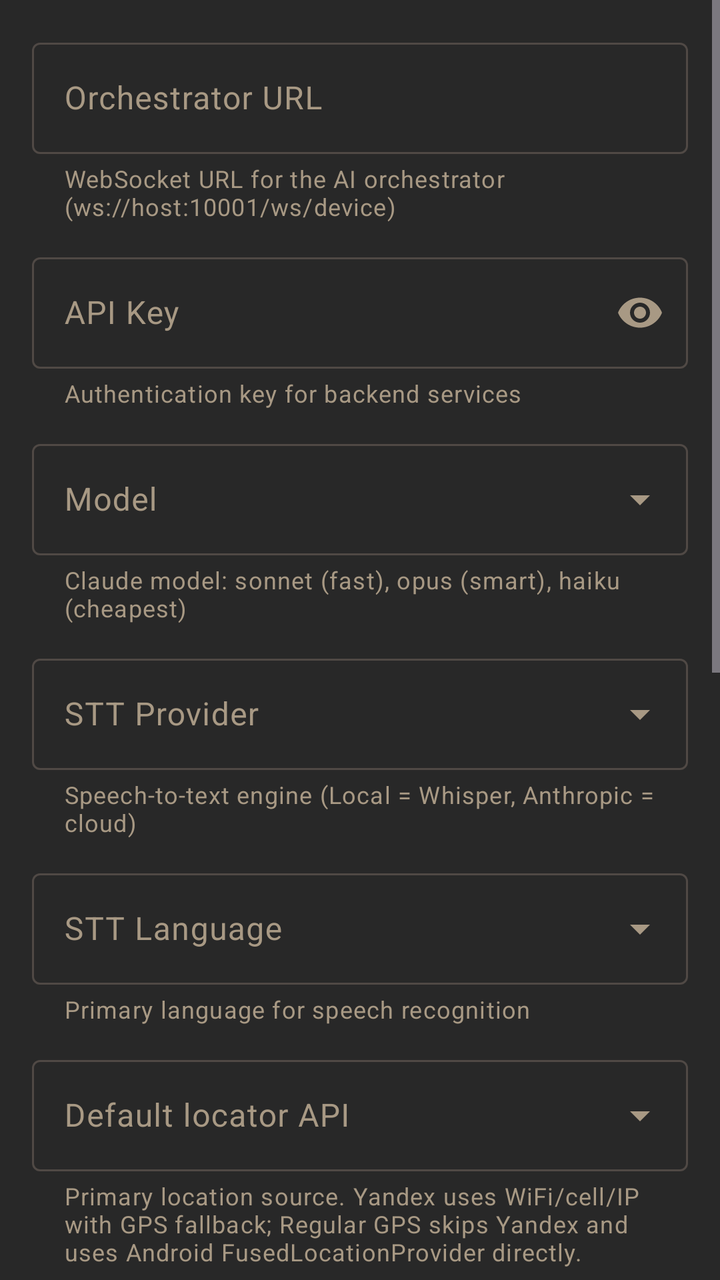
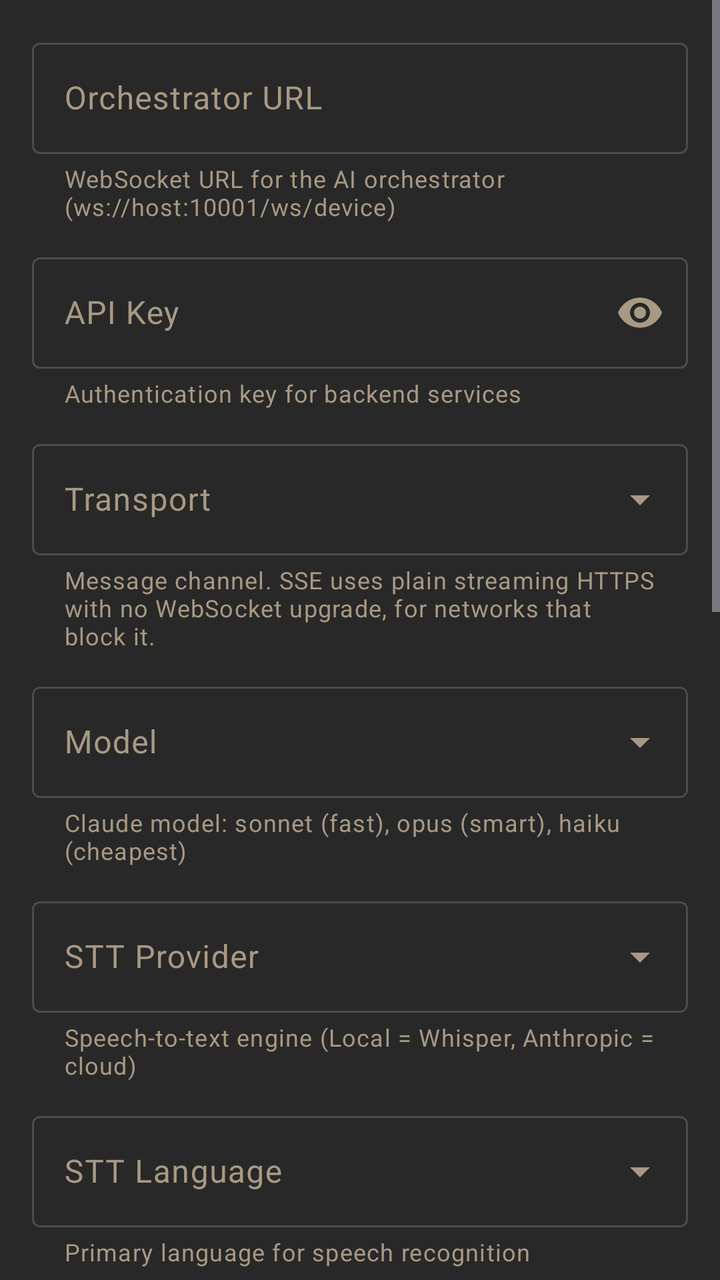

Before-and-after screenshots of an Android layout around one commit, followed by the original layout XML and the change that was made.
<!-- AndroidManifest.xml: application theme Theme.Listener -->
<!-- res/layout/fragment_config_server.xml -->
<?xml version="1.0" encoding="utf-8"?>
<ScrollView xmlns:android="http://schemas.android.com/apk/res/android"
    xmlns:app="http://schemas.android.com/apk/res-auto"
    android:layout_width="match_parent"
    android:layout_height="match_parent"
    android:fillViewport="true">

    <LinearLayout
        android:layout_width="match_parent"
        android:layout_height="wrap_content"
        android:orientation="vertical"
        android:padding="16dp">

        <com.google.android.material.textfield.TextInputLayout
            android:layout_width="match_parent"
            android:layout_height="wrap_content"
            android:layout_marginBottom="12dp"
            app:helperText="WebSocket URL for the AI orchestrator (ws://host:10001/ws/device)"
            style="@style/Widget.Material3.TextInputLayout.OutlinedBox">

            <com.google.android.material.textfield.TextInputEditText
                android:id="@+id/editOrchestratorUrl"
                android:layout_width="match_parent"
                android:layout_height="wrap_content"
                android:hint="@string/hint_orchestrator_url"
                android:inputType="textUri"
                android:singleLine="true" />

        </com.google.android.material.textfield.TextInputLayout>

        <com.google.android.material.textfield.TextInputLayout
            android:layout_width="match_parent"
            android:layout_height="wrap_content"
            android:layout_marginBottom="12dp"
            app:helperText="Authentication key for backend services"
            style="@style/Widget.Material3.TextInputLayout.OutlinedBox"
            app:endIconMode="password_toggle">

            <com.google.android.material.textfield.TextInputEditText
                android:id="@+id/editApiKey"
                android:layout_width="match_parent"
                android:layout_height="wrap_content"
                android:hint="@string/hint_api_key"
                android:inputType="textPassword"
                android:singleLine="true" />

        </com.google.android.material.textfield.TextInputLayout>

        <com.google.android.material.textfield.TextInputLayout
            android:id="@+id/modelDropdownLayout"
            android:layout_width="match_parent"
            android:layout_height="wrap_content"
            android:layout_marginBottom="12dp"
            app:helperText="Claude model: sonnet (fast), opus (smart), haiku (cheapest)"
            style="@style/Widget.Material3.TextInputLayout.OutlinedBox.ExposedDropdownMenu">

            <AutoCompleteTextView
                android:id="@+id/dropdownModel"
                android:layout_width="match_parent"
                android:layout_height="wrap_content"
                android:hint="Model"
                android:inputType="none" />

        </com.google.android.material.textfield.TextInputLayout>

        <com.google.android.material.textfield.TextInputLayout
            android:layout_width="match_parent"
            android:layout_height="wrap_content"
            android:layout_marginBottom="12dp"
            app:helperText="Speech-to-text engine (Local = Whisper, Anthropic = cloud)"
            style="@style/Widget.Material3.TextInputLayout.OutlinedBox.ExposedDropdownMenu">

            <AutoCompleteTextView
                android:id="@+id/dropdownSttProvider"
                android:layout_width="match_parent"
                android:layout_height="wrap_content"
                android:hint="STT Provider"
                android:inputType="none" />

        </com.google.android.material.textfield.TextInputLayout>

        <com.google.android.material.textfield.TextInputLayout
            android:layout_width="match_parent"
            android:layout_height="wrap_content"
            android:layout_marginBottom="12dp"
            app:helperText="Primary language for speech recognition"
            style="@style/Widget.Material3.TextInputLayout.OutlinedBox.ExposedDropdownMenu">

            <AutoCompleteTextView
                android:id="@+id/dropdownSttLanguage"
                android:layout_width="match_parent"
                android:layout_height="wrap_content"
                android:hint="STT Language"
                android:inputType="none" />

        </com.google.android.material.textfield.TextInputLayout>

        <com.google.android.material.textfield.TextInputLayout
            android:layout_width="match_parent"
            android:layout_height="wrap_content"
            android:layout_marginBottom="12dp"
            app:helperText="Primary location source. Yandex uses WiFi/cell/IP with GPS fallback; Regular GPS skips Yandex and uses Android FusedLocationProvider directly."
            style="@style/Widget.Material3.TextInputLayout.OutlinedBox.ExposedDropdownMenu">

            <AutoCompleteTextView
                android:id="@+id/dropdownLocatorApi"
                android:layout_width="match_parent"
                android:layout_height="wrap_content"
                android:hint="Default locator API"
                android:inputType="none" />

        </com.google.android.material.textfield.TextInputLayout>

        <com.google.android.material.textfield.TextInputLayout
            android:layout_width="match_parent"
            android:layout_height="wrap_content"
            android:layout_marginBottom="12dp"
            app:helperText="Navigation map provider (routing, geocoding, minimap). Applied only when no journey is active."
            style="@style/Widget.Material3.TextInputLayout.OutlinedBox.ExposedDropdownMenu">

            <AutoCompleteTextView
                android:id="@+id/dropdownMapProvider"
                android:layout_width="match_parent"
                android:layout_height="wrap_content"
                android:hint="@string/config_map_provider_hint"
                android:inputType="none" />

        </com.google.android.material.textfield.TextInputLayout>

        <androidx.appcompat.widget.SwitchCompat
            android:id="@+id/switchPhoneAiTrigger"
            android:layout_width="match_parent"
            android:layout_height="wrap_content"
            android:layout_marginBottom="16dp"
            android:text="Trigger AI on this phone"
            android:checked="false" />

        <com.google.android.material.button.MaterialButton
            android:id="@+id/btnSystemPrompt"
            android:layout_width="match_parent"
            android:layout_height="wrap_content"
            android:layout_marginBottom="24dp"
            android:text="System Prompt"
            style="@style/Widget.Material3.Button.TonalButton" />

        <com.google.android.material.button.MaterialButton
            android:id="@+id/btnToggle"
            android:layout_width="match_parent"
            android:layout_height="wrap_content"
            android:layout_marginBottom="24dp"
            android:text="@string/btn_start"
            android:textSize="16sp" />

        <LinearLayout
            android:id="@+id/statusPanel"
            android:layout_width="match_parent"
            android:layout_height="wrap_content"
            android:orientation="vertical"
            android:padding="16dp"
            android:background="@color/gbx_bg1"
            android:visibility="gone" />


        <LinearLayout
            android:layout_width="match_parent"
            android:layout_height="wrap_content"
            android:orientation="horizontal"
            android:layout_marginTop="24dp">

            <com.google.android.material.button.MaterialButton
                android:id="@+id/btnViewFileSyncLogs"
                android:layout_width="0dp"
                android:layout_height="wrap_content"
                android:layout_weight="1"
                android:text="File Sync Logs"
                style="@style/Widget.Material3.Button.TonalButton" />

            <com.google.android.material.button.MaterialButton
                android:id="@+id/btnShareFileSyncLogs"
                android:layout_width="48dp"
                android:layout_height="wrap_content"
                android:layout_marginStart="8dp"
                app:icon="@drawable/ic_share"
                style="@style/Widget.Material3.Button.TonalButton.Icon" />

        </LinearLayout>

        <LinearLayout
            android:layout_width="match_parent"
            android:layout_height="wrap_content"
            android:orientation="horizontal"
            android:layout_marginTop="8dp">

            <com.google.android.material.button.MaterialButton
                android:id="@+id/btnViewVoiceLogs"
                android:layout_width="0dp"
                android:layout_height="wrap_content"
                android:layout_weight="1"
                android:text="Voice Input Logs"
                style="@style/Widget.Material3.Button.TonalButton" />

            <com.google.android.material.button.MaterialButton
                android:id="@+id/btnShareVoiceLogs"
                android:layout_width="48dp"
                android:layout_height="wrap_content"
                android:layout_marginStart="8dp"
                app:icon="@drawable/ic_share"
                style="@style/Widget.Material3.Button.TonalButton.Icon" />

        </LinearLayout>

        <LinearLayout
            android:layout_width="match_parent"
            android:layout_height="wrap_content"
            android:orientation="horizontal"
            android:layout_marginTop="8dp">

            <com.google.android.material.button.MaterialButton
                android:id="@+id/btnViewAllLogs"
                android:layout_width="0dp"
                android:layout_height="wrap_content"
                android:layout_weight="1"
                android:text="All Logs"
                style="@style/Widget.Material3.Button.TonalButton" />

            <com.google.android.material.button.MaterialButton
                android:id="@+id/btnShareAllLogs"
                android:layout_width="48dp"
                android:layout_height="wrap_content"
                android:layout_marginStart="8dp"
                app:icon="@drawable/ic_share"
                style="@style/Widget.Material3.Button.TonalButton.Icon" />

        </LinearLayout>

        <com.google.android.material.button.MaterialButton
            android:id="@+id/btnBatterySettings"
            android:layout_width="match_parent"
            android:layout_height="wrap_content"
            android:layout_marginTop="8dp"
            android:text="Battery Settings"
            style="@style/Widget.Material3.Button.TonalButton" />

    </LinearLayout>

</ScrollView>
<!-- resources referenced by this layout -->
<resources>
  <color name="gbx_bg1">#FF3c3836</color>
  <!-- drawable ic_share (drawable) -->
  <vector xmlns:android="http://schemas.android.com/apk/res/android"
      android:width="24dp"
      android:height="24dp"
      android:viewportWidth="24"
      android:viewportHeight="24"
      android:tint="?attr/colorControlNormal">
      <path
          android:fillColor="@android:color/white"
          android:pathData="M18,16.08c-0.76,0 -1.44,0.3 -1.96,0.77L8.91,12.7c0.05,-0.23 0.09,-0.46 0.09,-0.7s-0.04,-0.47 -0.09,-0.7l7.05,-4.11c0.54,0.5 1.25,0.81 2.04,0.81 1.66,0 3,-1.34 3,-3s-1.34,-3 -3,-3 -3,1.34 -3,3c0,0.24 0.04,0.47 0.09,0.7L8.04,9.81C7.5,9.31 6.79,9 6,9c-1.66,0 -3,1.34 -3,3s1.34,3 3,3c0.79,0 1.5,-0.31 2.04,-0.81l7.12,4.16c-0.05,0.21 -0.08,0.43 -0.08,0.65 0,1.61 1.31,2.92 2.92,2.92 1.61,0 2.92,-1.31 2.92,-2.92s-1.31,-2.92 -2.92,-2.92z" />
  </vector>
  <string name="btn_start">Start Service</string>
  <string name="config_map_provider_hint">Map provider</string>
  <string name="hint_api_key">API Key</string>
  <string name="hint_orchestrator_url">Orchestrator URL</string>
  <color name="gbx_orange">#FFfe8019</color>
  <color name="gbx_bg">#FF282828</color>
  <color name="gbx_bg2">#FF504945</color>
  <color name="gbx_yellow">#FFd79921</color>
  <color name="gbx_fg">#FFebdbb2</color>
  <color name="gbx_gray">#FFa89984</color>
  <color name="gbx_red">#FFcc241d</color>
  <color name="gbx_bg0_hard">#FF1d2021</color>
  <color name="gbx_purple">#FFb16286</color>
  <style name="ThemeOverlay.App.MaterialAlertDialog" parent="ThemeOverlay.Material3.MaterialAlertDialog">
          <item name="shapeAppearanceOverlay">@style/ShapeAppearance.App.Dialog</item>
          <item name="colorSurface">@color/gbx_bg1</item>
      </style>
  <style name="ThemeOverlay.App.BottomSheetDialog" parent="ThemeOverlay.Material3.BottomSheetDialog">
          <item name="bottomSheetStyle">@style/Widget.App.BottomSheet</item>
      </style>
  <style name="ShapeAppearance.App.Dialog" parent="">
          <item name="cornerFamily">rounded</item>
          <item name="cornerSize">16dp</item>
      </style>
  <style name="Widget.App.BottomSheet" parent="Widget.Material3.BottomSheet">
          <item name="shapeAppearanceOverlay">@style/ShapeAppearance.App.BottomSheet</item>
          <item name="backgroundTint">@color/gbx_bg</item>
      </style>
  <style name="ShapeAppearance.App.BottomSheet" parent="">
          <item name="cornerFamily">rounded</item>
          <item name="cornerSizeTopLeft">24dp</item>
          <item name="cornerSizeTopRight">24dp</item>
          <item name="cornerSizeBottomLeft">0dp</item>
          <item name="cornerSizeBottomRight">0dp</item>
      </style>
  <!-- unchanged entries left out for length: 1 -->
</resources>

<!-- the commit's change to res/layout/fragment_config_server.xml (unified diff, before → after) -->
@@ -47,6 +47,22 @@
         </com.google.android.material.textfield.TextInputLayout>
 
         <com.google.android.material.textfield.TextInputLayout
+            android:layout_width="match_parent"
+            android:layout_height="wrap_content"
+            android:layout_marginBottom="12dp"
+            app:helperText="Message channel. SSE uses plain streaming HTTPS with no WebSocket upgrade, for networks that block it."
+            style="@style/Widget.Material3.TextInputLayout.OutlinedBox.ExposedDropdownMenu">
+
+            <AutoCompleteTextView
+                android:id="@+id/dropdownTransport"
+                android:layout_width="match_parent"
+                android:layout_height="wrap_content"
+                android:hint="Transport"
+                android:inputType="none" />
+
+        </com.google.android.material.textfield.TextInputLayout>
+
+        <com.google.android.material.textfield.TextInputLayout
             android:id="@+id/modelDropdownLayout"
             android:layout_width="match_parent"
             android:layout_height="wrap_content"
